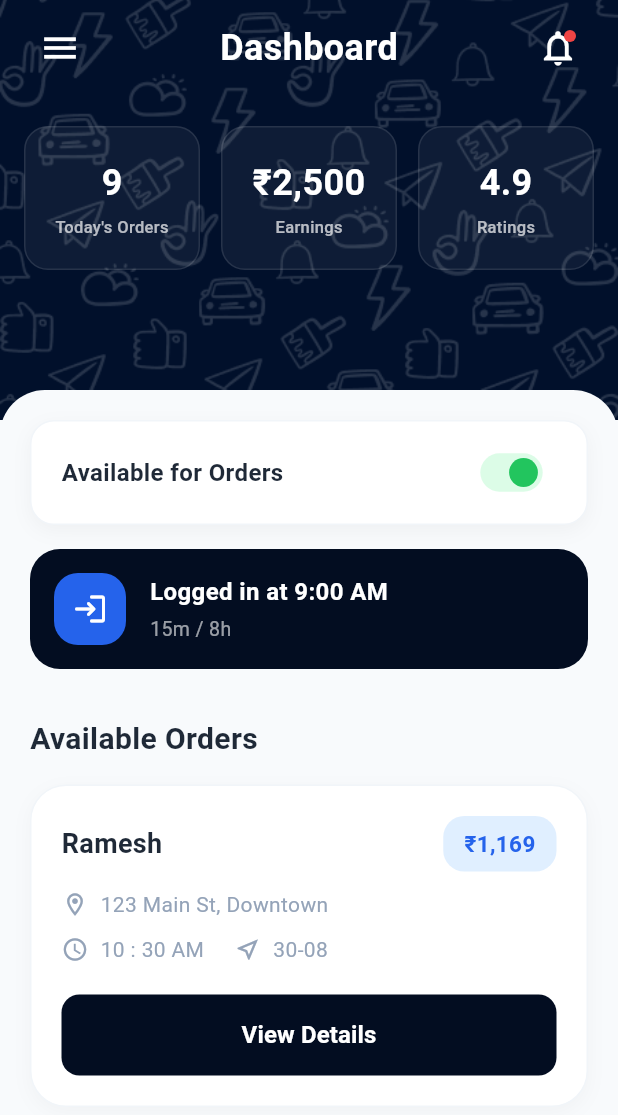
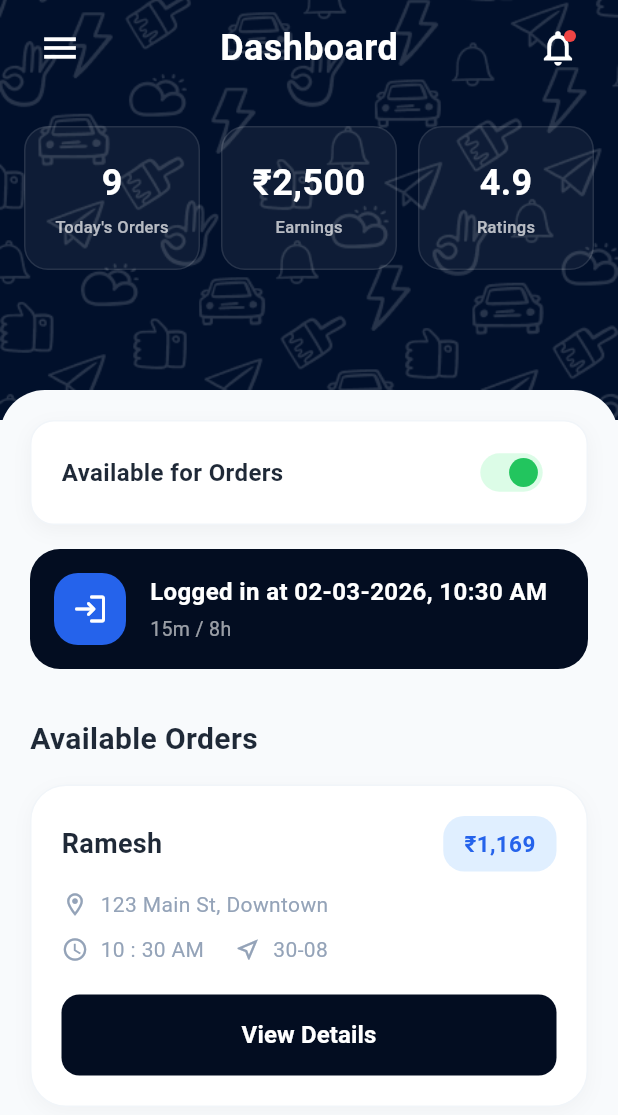
Before and after one commit to hemachandransairam/winkworker, a Flutter app: the DashboardScreen screen opened directly, on a phone screen of 412 x 824 dp. Shown: the top 1115 px of the screen. Run offline on Flutter 3.47's test engine with Material 3 defaults, Android fonts, the phone set to English and light mode, and no system bars; our stand-ins replace device_preview, image_picker, shared_preferences, supabase_flutter; accounts and stored records are empty.

Commit message:
added date to logged in time indicator

```diff
--- a/lib/screens/dashboard_screen.dart
+++ b/lib/screens/dashboard_screen.dart
@@ -11,6 +11,15 @@ class DashboardScreen extends StatefulWidget {
 
 class _DashboardScreenState extends State<DashboardScreen> {
   bool isAvailable = true;
+  late final String loginTimeStr = () {
+    final now = DateTime.now();
+    final hour = now.hour % 12 == 0 ? 12 : now.hour % 12;
+    final ampm = now.hour >= 12 ? "PM" : "AM";
+    final min = now.minute.toString().padLeft(2, '0');
+    final day = now.day.toString().padLeft(2, '0');
+    final month = now.month.toString().padLeft(2, '0');
+    return "Logged in at $day-$month-${now.year}, $hour:$min $ampm";
+  }();
 
   @override
   Widget build(BuildContext context) {
@@ -206,9 +215,9 @@ class _DashboardScreenState extends State<DashboardScreen> {
                             Column(
                               crossAxisAlignment: CrossAxisAlignment.start,
                               children: [
-                                const Text(
-                                  "Logged in at 9:00 AM",
-                                  style: TextStyle(
+                                Text(
+                                  loginTimeStr,
+                                  style: const TextStyle(
                                     color: Colors.white,
                                     fontSize: 16,
                                     fontWeight: FontWeight.w600,
```
